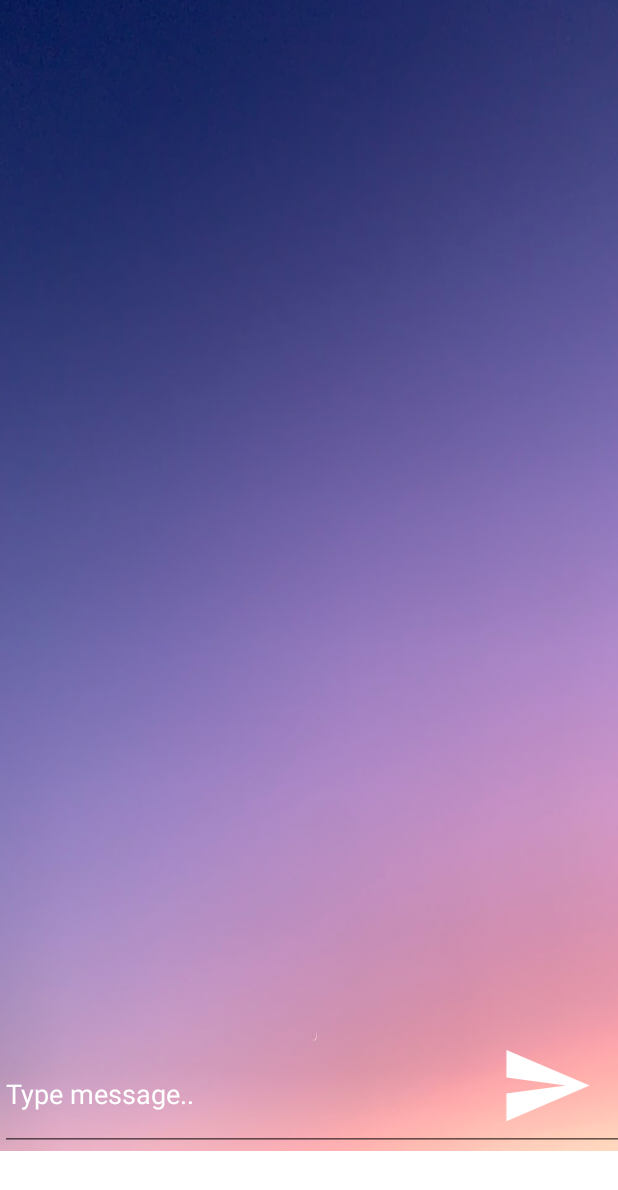
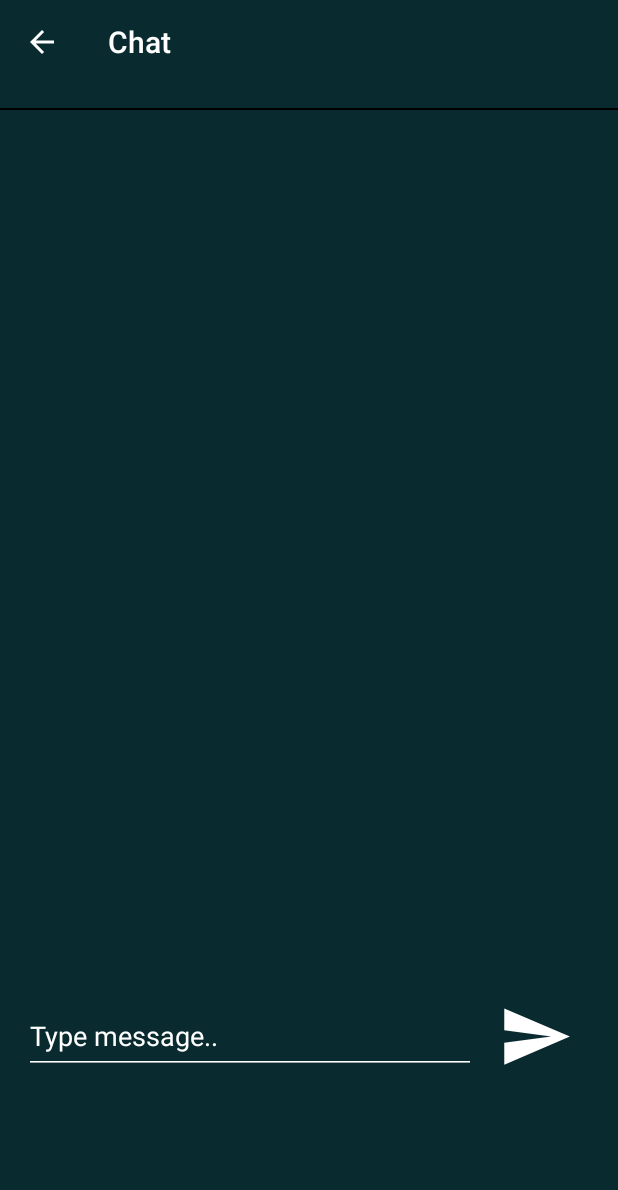
Before and after one commit to Txy822/Personality-based-Dating-App, an Android app: the ChatActivity screen opened directly, with no data from a screen before it, on a phone screen of 412 x 824 dp. Shown: the top 1190 px of the screen. Run offline under Robolectric (Android 15) with nearby library versions, the phone set to English and light mode, and no system bars; our stand-ins replace Firebase (no records; nobody signed in at launch, a user with empty details on screens opened directly).

Commit message:
Chat activity and fragment Ui updated

```diff
--- a/app/src/main/java/com/txy822/android_personality_based_dating_app/ChatActivity.java
+++ b/app/src/main/java/com/txy822/android_personality_based_dating_app/ChatActivity.java
@@ -9,6 +9,7 @@ import com.google.android.gms.tasks.OnFailureListener;
 import com.google.android.gms.tasks.OnSuccessListener;
 import com.google.firebase.messaging.FirebaseMessaging;
 import com.txy822.android_personality_based_dating_app.adapter.ChatRecyclerAdapter;
+
 import androidx.recyclerview.widget.RecyclerView;
 
 import android.os.Bundle;
@@ -17,6 +18,7 @@ import android.view.View;
 import android.widget.EditText;
 import android.widget.ImageView;
 import android.widget.Toast;
+import android.widget.Toolbar;
 
 import com.google.android.gms.tasks.OnCompleteListener;
 import com.google.android.gms.tasks.Task;
@@ -44,31 +46,34 @@ import javax.annotation.Nullable;
  * ChatActivity class for messaging
  */
 public class ChatActivity extends AppCompatActivity {
-    private String TAG="TAG";
-    private int counter=0;
-    private int counter2=1000;
+    private String TAG = "TAG";
+    private int counter = 0;
+    private int counter2 = 1000;
 
     private RecyclerView mChatRecyclerView;
     private FirebaseAuth mAuth;
     private FirebaseFirestore mStore;
     private EditText mChatText;
+
+    private Toolbar toolbar_chat;
     private ImageView mSend;
-    private String userToken2="";
-    private String userToken3="";
-    private String current_username="";
-    private String current_user_id="";
-    private String currentUserToken="";
+    private String userToken2 = "";
+    private String userToken3 = "";
+    private String current_username = "";
+    private String current_user_id = "";
+    private String currentUserToken = "";
 
-    private String receiver_username="";
-    private String receiver_user_id="";
-    private String receiverUserToken="";
+    private String receiver_username = "";
+    private String receiver_user_id = "";
+    private String receiverUserToken = "";
 
-    String toId="";
+    String toId = "";
     private ChatRecyclerAdapter mChatRecyclerAdapter;
-    List<Chat> mChatList ;
+    List<Chat> mChatList;
 
     /**
      * Creates chat  activity
+     *
      * @param savedInstanceState savedInstanceState
      */
     @Override
@@ -76,41 +81,40 @@ public class ChatActivity extends AppCompatActivity {
         super.onCreate(savedInstanceState);
         setContentView(R.layout.activity_chat);
 
-
         mChatRecyclerView = findViewById(R.id.chat_recycler);
         mChatText = findViewById(R.id.chat_msg);
+        toolbar_chat= findViewById(R.id.chat_toolbar);
         mSend = findViewById(R.id.chat_btn);
         mAuth = FirebaseAuth.getInstance();
         mStore = FirebaseFirestore.getInstance();
         mChatList = new ArrayList<>();
         mChatRecyclerView.setHasFixedSize(true);
         mChatRecyclerView.setLayoutManager(new LinearLayoutManager(this));
-        toId=getIntent().getStringExtra("doc_id");
+        toId = getIntent().getStringExtra("doc_id");
 //        to display the previous chats on the view
-        mChatRecyclerAdapter = new ChatRecyclerAdapter(this,mChatList);
+        mChatRecyclerAdapter = new ChatRecyclerAdapter(this, mChatList);
         mChatRecyclerView.setAdapter(mChatRecyclerAdapter);
         //gets the current user or device token from firebase cloud messaging (FCM) for user- sign in device
-        currentUserToken=getTokenInstance();
+        currentUserToken = getTokenInstance();
         //Creates collection to store conversation detail on cloud based firebaseFirestore database
         mStore.collection("Message").orderBy("time_stamp", Query.Direction.ASCENDING).addSnapshotListener(new EventListener<QuerySnapshot>() {
             @Override
             public void onEvent(@Nullable QuerySnapshot queryDocumentSnapshots, @Nullable FirebaseFirestoreException e) {
-                for(DocumentChange doc:queryDocumentSnapshots.getDocumentChanges()){
-                    DocumentSnapshot snapshot=doc.getDocument();
+                for (DocumentChange doc : queryDocumentSnapshots.getDocumentChanges()) {
+                    DocumentSnapshot snapshot = doc.getDocument();
                     //for each chat list
                     Chat chat = snapshot.toObject(Chat.class);
-                    if((chat.getFrom().equals(mAuth.getCurrentUser().getUid()) || chat.getFrom().equals(toId))
-                    && (chat.getTo().equals(mAuth.getCurrentUser().getUid()) || chat.getTo().equals(toId))){
-                        if(!mChatList.contains(chat)) {
+                    if ((chat.getFrom().equals(mAuth.getCurrentUser().getUid()) || chat.getFrom().equals(toId))
+                            && (chat.getTo().equals(mAuth.getCurrentUser().getUid()) || chat.getTo().equals(toId))) {
+                        if (!mChatList.contains(chat)) {
                             //add to the chatList to display on the view
                             mChatList.add(chat);
 //                           this updates every time  when message sent
                             mChatRecyclerAdapter.notifyDataSetChanged();
                         }
 
-                    }
-                    else {
-                        Log.d(TAG,"no chat instance ");
+                    } else {
+                        Log.d(TAG, "no chat instance ");
 
                     }
                 }
@@ -121,7 +125,7 @@ public class ChatActivity extends AppCompatActivity {
         mSend.setOnClickListener(new View.OnClickListener() {
             @Override
             public void onClick(View v) {
-                if(!mChatText.getText().toString().isEmpty()) {
+                if (!mChatText.getText().toString().isEmpty()) {
                     //Hash map to store the message information
                     Map<String, Object> map = new HashMap<>();
                     map.put("message", mChatText.getText().toString());
@@ -139,20 +143,31 @@ public class ChatActivity extends AppCompatActivity {
                         }
                     });
 
-                    String senderName=current_username;
-                    String message= mChatText.getText().toString();
+                    String senderName = current_username;
+                    String message = mChatText.getText().toString();
                     //get receiver token and send notification
-                    sendPushNotification(toId, senderName,message);
+                    sendPushNotification(toId, senderName, message);
 
                 }
             }
         });
+
+        toolbar_chat.setTitle("Chat");
+        toolbar_chat.setNavigationIcon(R.drawable.ic_arrow_back);
+        toolbar_chat.setNavigationOnClickListener(new View.OnClickListener() {
+            @Override
+            public void onClick(View v) {
+                onBackPressed();
             }
+        });
+    }
+
     /**
      * Gets token instance from Firebase cloud messaging
+     *
      * @return Token for signed in device-user
      */
-    public  String getTokenInstance(){
+    public String getTokenInstance() {
         final String[] token = {""};
         //gets token
         FirebaseMessaging.getInstance().getToken()
@@ -170,14 +185,16 @@ public class ChatActivity extends AppCompatActivity {
                 });
         return token[0];
     }
+
     /**
      * Send push notification to chat receiver
-     * @param toId receiver user ID
+     *
+     * @param toId       receiver user ID
      * @param senderName current user name
-     * @param message message
-     * @return  receiver token
+     * @param message    message
+     * @return receiver token
      */
-    private  void  sendPushNotification(String toId, String senderName, String message){
+    private void sendPushNotification(String toId, String senderName, String message) {
 
         //get the receiver token from the collection
         mStore.collection("Users").document(toId).collection("TokenCollection").document("TokenDocument").get()
@@ -189,9 +206,9 @@ public class ChatActivity extends AppCompatActivity {
                             if (task.getResult() != null && task.getResult().getData() != null) {
                                 receiver_user_id = mAuth.getCurrentUser().getUid();
                                 receiver_username = task.getResult().getString("fullName");
-                                receiverUserToken=task.getResult().getString("token");
+                                receiverUserToken = task.getResult().getString("token");
                                 //Send notification using FCM and device token
-                                FcmNotificationSender notificationSender= new FcmNotificationSender(receiverUserToken,senderName,message,getApplicationContext(),ChatActivity.this);
+                                FcmNotificationSender notificationSender = new FcmNotificationSender(receiverUserToken, senderName, message, getApplicationContext(), ChatActivity.this);
                                 notificationSender.sendNotification();
 
                             }
@@ -202,9 +219,10 @@ public class ChatActivity extends AppCompatActivity {
 
     /**
      * Stores token to FirebaseFirestore database in the form of document and collection
+     *
      * @param token
      */
-    private void  storeToken( String token) {
+    private void storeToken(String token) {
         //map to collect the token of user
         final Map<String, Object> map = new HashMap<>();
         //get the current user detail
@@ -272,7 +290,6 @@ public class ChatActivity extends AppCompatActivity {
 
                 });
 
-
     }
 
 }
--- /dev/null
+++ b/app/src/main/res/drawable/ic_arrow_back.xml
@@ -0,0 +1,5 @@
+<vector android:autoMirrored="true" android:height="24dp"
+    android:tint="#FFFFFF" android:viewportHeight="24"
+    android:viewportWidth="24" android:width="24dp" xmlns:android="http://schemas.android.com/apk/res/android">
+    <path android:fillColor="@android:color/white" android:pathData="M20,11H7.83l5.59,-5.59L12,4l-8,8 8,8 1.41,-1.41L7.83,13H20v-2z"/>
+</vector>
--- a/app/src/main/res/layout/activity_chat.xml
+++ b/app/src/main/res/layout/activity_chat.xml
@@ -4,77 +4,99 @@
     xmlns:tools="http://schemas.android.com/tools"
     android:layout_width="match_parent"
     android:layout_height="match_parent"
+    android:background="@color/green_darkest"
     tools:context=".fragment.ChatFragment">
 
-    <FrameLayout
-        android:id="@+id/chat_Lay"
-        android:layout_width="match_parent"
-        android:layout_height="match_parent"
-        android:orientation="vertical"
+    <ScrollView
+        android:id="@+id/scrollView6"
+        android:layout_width="0dp"
+        android:layout_height="0dp"
         app:layout_constraintBottom_toBottomOf="parent"
+        app:layout_constraintEnd_toEndOf="parent"
         app:layout_constraintStart_toStartOf="parent"
         app:layout_constraintTop_toTopOf="parent">
 
-        <ScrollView
+        <FrameLayout
+            android:id="@+id/chat_Lay"
             android:layout_width="match_parent"
-            android:layout_height="match_parent">
+            android:layout_height="match_parent"
+            android:orientation="vertical"
+            app:layout_constraintBottom_toBottomOf="parent"
+            app:layout_constraintStart_toStartOf="parent"
+            app:layout_constraintTop_toTopOf="parent">
+
 
             <androidx.constraintlayout.widget.ConstraintLayout
                 android:layout_width="match_parent"
-                android:layout_height="match_parent">
+                android:layout_height="716dp">
 
-
-                <ImageView
-                    android:id="@+id/background_img"
+                <Toolbar
+                    android:id="@+id/chat_toolbar"
                     android:layout_width="0dp"
-                    android:layout_height="0dp"
-                    android:scaleType="fitXY"
-                    android:src="@drawable/background_one"
-                    app:layout_constraintBottom_toBottomOf="parent"
+                    android:layout_height="wrap_content"
+                    android:background="@color/green_darkest"
+                    android:fitsSystemWindows="true"
+                    android:minHeight="?attr/actionBarSize"
                     app:layout_constraintEnd_toEndOf="parent"
                     app:layout_constraintStart_toStartOf="parent"
                     app:layout_constraintTop_toTopOf="parent"
-                    tools:ignore="MissingConstraints" />
+                    app:theme="@style/ThemeOverlay.AppCompat.Dark.ActionBar" />
+
+                <View
+                    android:id="@+id/SplitLine_hor9"
+                    android:layout_width="0dp"
+                    android:layout_height="1dp"
+                    android:layout_marginTop="16dp"
+                    android:layout_marginBottom="15dp"
+                    android:background="@color/black"
+                    app:layout_constraintBottom_toTopOf="@+id/chat_recycler"
+                    app:layout_constraintEnd_toEndOf="parent"
+                    app:layout_constraintHorizontal_bias="0.0"
+                    app:layout_constraintStart_toStartOf="parent"
+                    app:layout_constraintTop_toBottomOf="@+id/chat_toolbar"
+                    app:layout_constraintVertical_bias="0.0" />
 
                 <EditText
                     android:id="@+id/chat_msg"
-                    android:layout_width="501dp"
-                    android:layout_height="76dp"
+                    android:layout_width="301dp"
+                    android:layout_height="50dp"
+                    android:layout_marginStart="16dp"
                     android:layout_weight="9"
+                    android:backgroundTint="@color/white"
                     android:hint="Type message.."
+
                     android:textColor="@android:color/white"
                     android:textColorHint="@color/white"
-                    app:layout_constraintBottom_toBottomOf="@+id/background_img"
-                    app:layout_constraintEnd_toStartOf="@+id/chat_btn"
-                    app:layout_constraintHorizontal_bias="0.0"
+                    app:layout_constraintBottom_toBottomOf="parent"
                     app:layout_constraintStart_toStartOf="parent"
                     tools:ignore="MissingConstraints" />
 
                 <androidx.recyclerview.widget.RecyclerView
                     android:id="@+id/chat_recycler"
                     android:layout_width="0dp"
-                    android:layout_height="691dp"
+                    android:layout_height="573dp"
+                    android:layout_marginStart="16dp"
+                    android:layout_marginEnd="16dp"
                     app:layout_constraintBottom_toTopOf="@+id/chat_msg"
                     app:layout_constraintEnd_toEndOf="parent"
                     app:layout_constraintStart_toStartOf="parent"
-                    app:layout_constraintTop_toTopOf="@+id/background_img"
-                    app:layout_constraintVertical_bias="0.0"
                     tools:ignore="MissingConstraints" />
 
                 <ImageView
                     android:id="@+id/chat_btn"
-                    android:layout_width="72dp"
-                    android:layout_height="63dp"
-                    android:layout_marginEnd="12dp"
-                    android:layout_marginBottom="12dp"
+                    android:layout_width="66dp"
+                    android:layout_height="50dp"
+                    android:layout_marginEnd="16dp"
                     android:layout_weight="0.6"
                     android:src="@drawable/ic_send_black_24dp"
                     app:layout_constraintBottom_toBottomOf="parent"
                     app:layout_constraintEnd_toEndOf="parent"
+                    app:layout_constraintStart_toEndOf="@+id/chat_msg"
                     tools:ignore="MissingConstraints" />
             </androidx.constraintlayout.widget.ConstraintLayout>
 
-        </ScrollView>
-    </FrameLayout>
+        </FrameLayout>
+    </ScrollView>
+
 
 </androidx.constraintlayout.widget.ConstraintLayout>
--- a/app/src/main/res/layout/fragment_setting.xml
+++ b/app/src/main/res/layout/fragment_setting.xml
@@ -143,6 +143,7 @@
                     android:layout_marginEnd="16dp"
                     android:text="This app is dating app with personality included on it. It also provides location based match finding. If you like it add your personality, location  with other details and find your love sooner than later!"
                     android:textColor="@color/white"
+                    android:textSize="14sp"
                     app:layout_constraintBottom_toTopOf="@+id/SplitLine_hor5"
                     app:layout_constraintEnd_toEndOf="parent"
                     app:layout_constraintStart_toStartOf="parent"
```
Also changed, not shown: app/src/main/java/com/txy822/android_personality_based_dating_app/fragment/ChatFragment.java (+27 -0 lines), app/src/main/res/layout/fragment_chat.xml (+36 -13 lines). Lines whose indentation alone changed are shown as unchanged.
